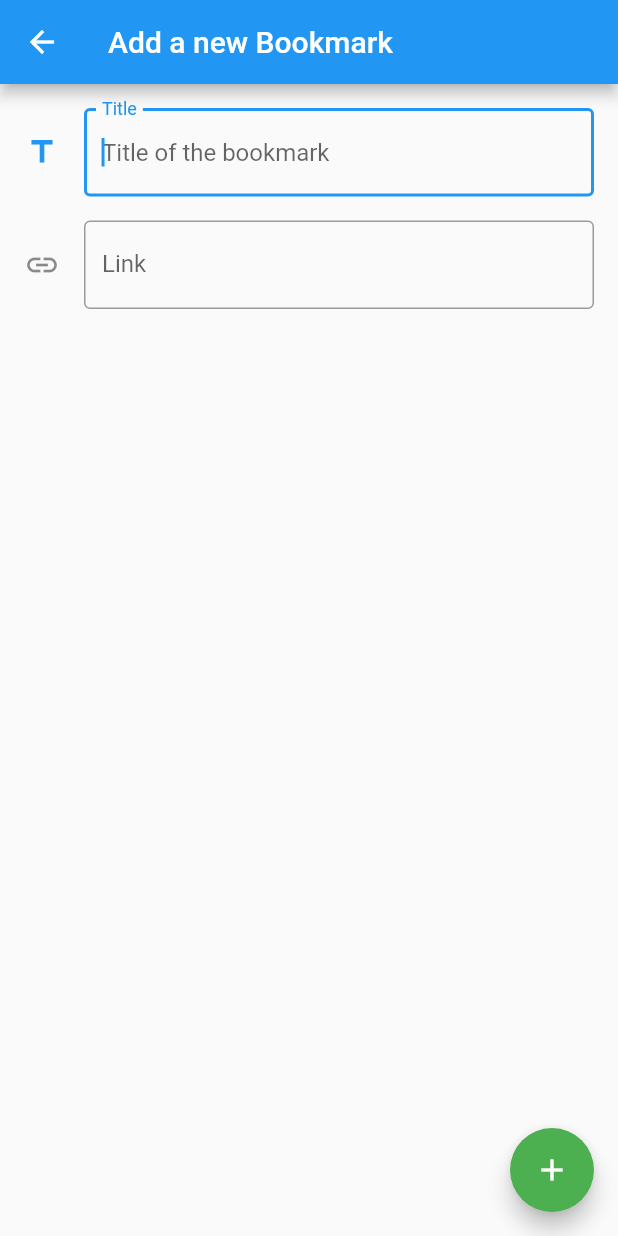
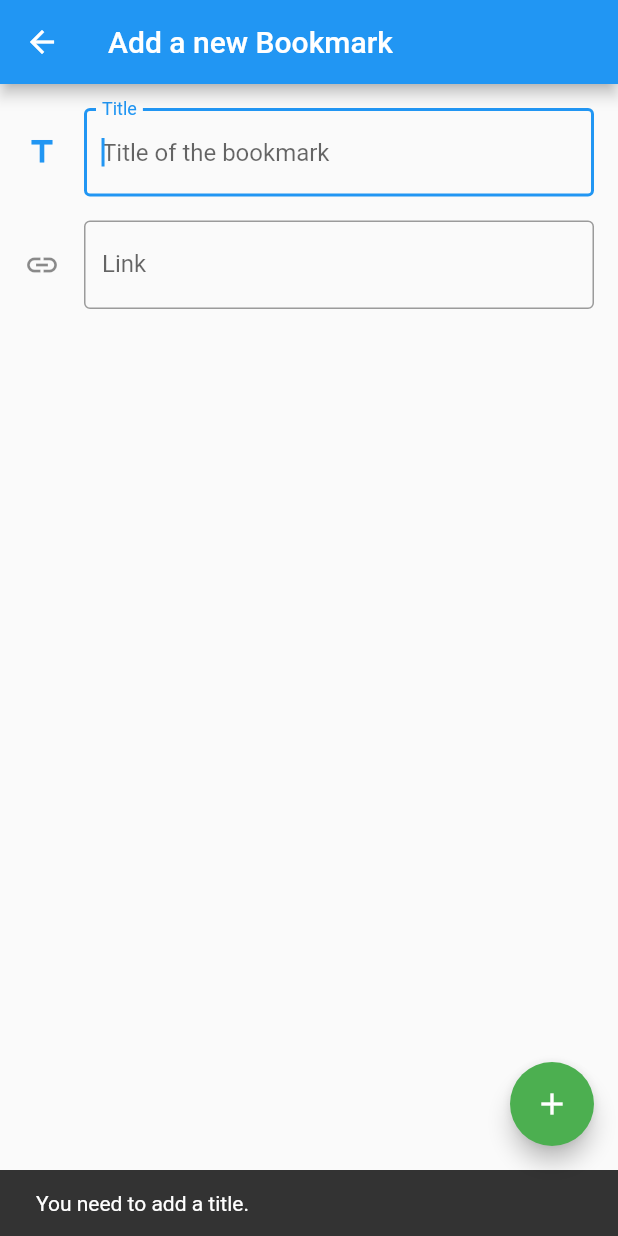
Before and after one commit to luboganev/my_bookmarks, a Flutter app: the AddBookmarkPage screen opened directly, after a tap on the "add" icon, on a phone screen of 412 x 824 dp. Run offline on Flutter 3.47's test engine with Material 2 defaults, Android fonts, the phone set to English and light mode, and no system bars; our stand-ins replace webview_flutter.

Commit message:
Add logic for adding a bookmark

```diff
--- a/lib/page/add_bookmark_page.dart
+++ b/lib/page/add_bookmark_page.dart
@@ -1,5 +1,6 @@
 import 'package:flutter/material.dart';
 
+import '../model/bookmark.dart';
 import '../model/bookmark.dart';
 
 class AddBookmarkPage extends StatefulWidget {
@@ -29,6 +30,7 @@ class _AddBookmarkPageState extends State<AddBookmarkPage> {
               autofocus: true,
               controller: _titleTextController,
               textInputAction: TextInputAction.next,
+              keyboardType: TextInputType.text,
               onSubmitted: (value) {
                 FocusScope.of(context).requestFocus(_linkFocusNode);
               },
@@ -47,6 +49,7 @@ class _AddBookmarkPageState extends State<AddBookmarkPage> {
               controller: _linkTextController,
               focusNode: _linkFocusNode,
               textInputAction: TextInputAction.done,
+              keyboardType: TextInputType.url,
               decoration: InputDecoration(
                   icon: Icon(Icons.link),
                   labelText: "Link",
@@ -56,10 +59,22 @@ class _AddBookmarkPageState extends State<AddBookmarkPage> {
           ],
         ),
       ),
-      floatingActionButton: FloatingActionButton(
-        child: Icon(Icons.add),
-        backgroundColor: Colors.green,
-        onPressed: () {},
+      floatingActionButton: Builder(
+        builder: (BuildContext context) => FloatingActionButton(
+          child: Icon(Icons.add),
+          backgroundColor: Colors.green,
+          onPressed: () {
+            String title = _titleTextController.text;
+            String link = _linkTextController.text;
+
+            Scaffold.of(context).hideCurrentSnackBar();
+            if (isValidInput(title, link)) {
+              Navigator.pop(context, Bookmark(title, link));
+            } else {
+              showInputError(context, title, link);
+            }
+          },
+        ),
       ),
     );
   }
@@ -71,4 +86,22 @@ class _AddBookmarkPageState extends State<AddBookmarkPage> {
     _linkFocusNode.dispose();
     super.dispose();
   }
+
+  bool isValidInput(String title, String link) {
+    return title.isNotEmpty && link.isNotEmpty;
+  }
+
+  void showInputError(BuildContext context, String title, String link) {
+    if (title.isEmpty) {
+      showSnackBar(context, "You need to add a title.");
+    } else if (link.isEmpty) {
+      showSnackBar(context, "You need to add a link.");
+    }
+  }
+
+  void showSnackBar(BuildContext context, String message) {
+    Scaffold.of(context).showSnackBar(SnackBar(
+      content: Text(message),
+    ));
+  }
 }
--- a/lib/util/navigation_util.dart
+++ b/lib/util/navigation_util.dart
@@ -1,6 +1,6 @@
+import 'package:flutter/material.dart';
 import 'package:my_bookmarks/page/add_bookmark_page.dart';
 import 'package:my_bookmarks/page/view_bookmark_page.dart';
-import 'package:flutter/material.dart';
 
 import '../model/bookmark.dart';
 
@@ -9,7 +9,7 @@ void navigateToViewBookmarksPage(Bookmark bookmark,BuildContext context) {
       .push(MaterialPageRoute(builder: (context) => ViewBookmarkPage(bookmark)));
 }
 
-void navigateToAddBookmarksPage(BuildContext context) {
-  Navigator.of(context)
+Future navigateToAddBookmarksPage(BuildContext context) {
+  return Navigator.of(context)
       .push(MaterialPageRoute(builder: (context) => AddBookmarkPage()));
 }
```
Also changed, not shown: lib/page/bookmarks_page.dart (+18 -6 lines), lib/widget/bookmarks_list_widget.dart (+6 -6 lines).
